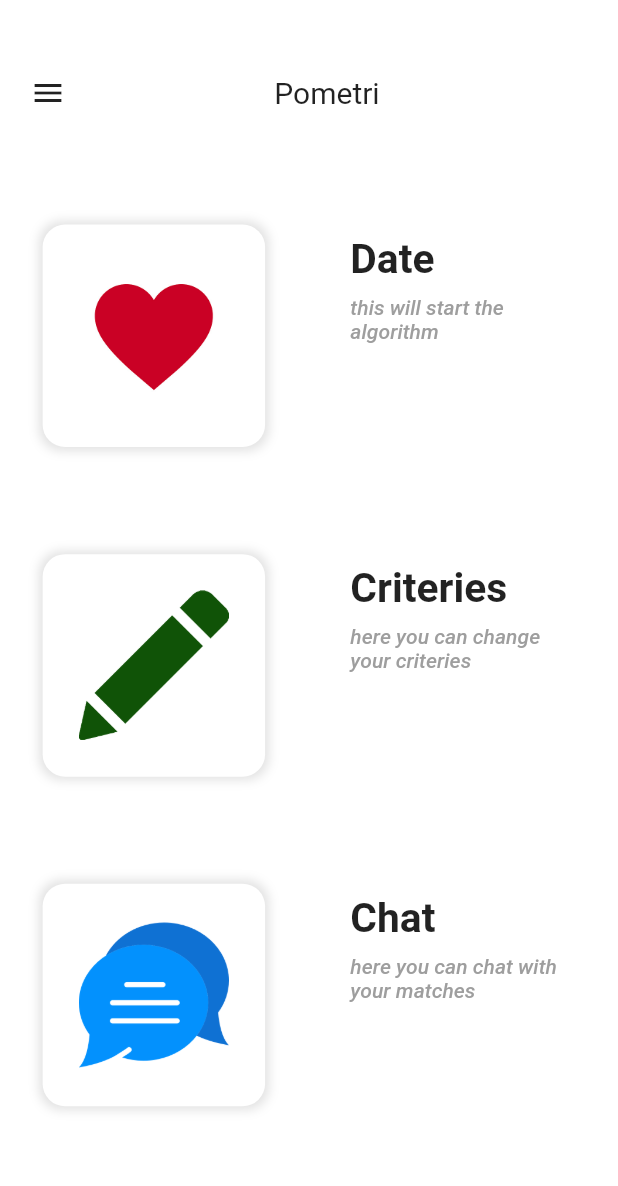
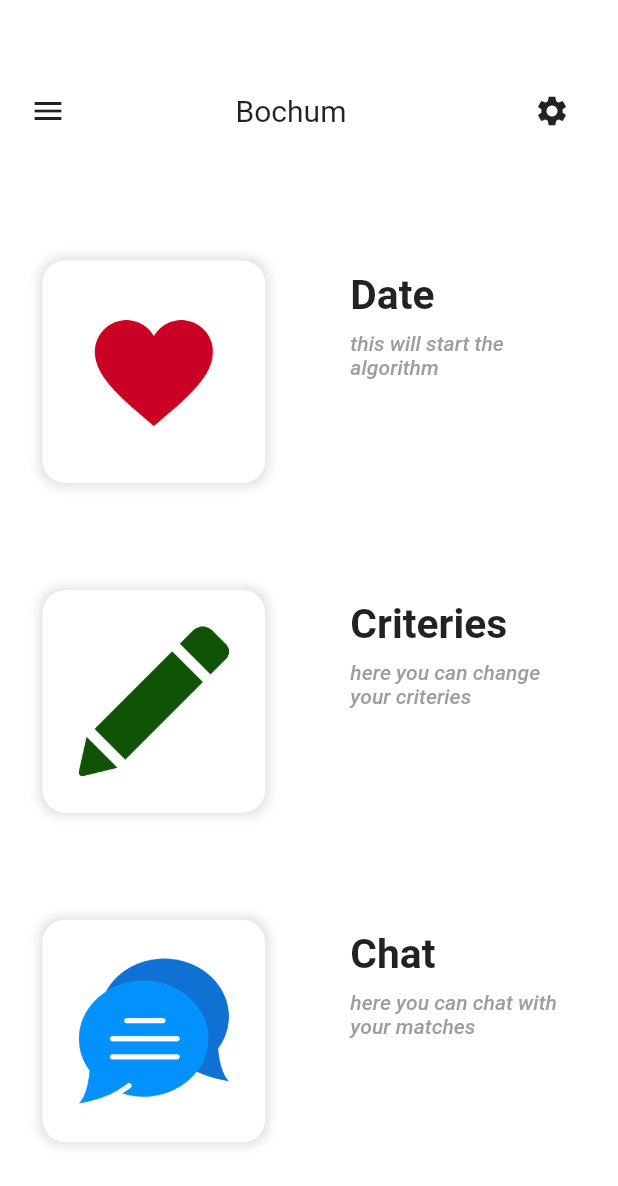
Before and after one commit to leon-mel/pometri, a Flutter app: the LandingPage screen opened by its route, on a phone screen of 412 x 824 dp. Shown: the top 1186 px of the screen. Run offline on Flutter 3.47's test engine with Material 2 defaults, Android fonts, the phone set to English and light mode, and no system bars; drawn by our look-alikes of flutter_bounce; our stand-ins replace hexcolor.

Commit message:
adding activities controller and updating landing page

```diff
--- a/lib/homemenu/home_screen.dart
+++ b/lib/homemenu/home_screen.dart
@@ -1,6 +1,7 @@
 import 'package:flutter/material.dart';
 
 import '../Classes/classSizeConfig.dart';
+import '../UI/Options/Optionmenu.dart';
 import '../widgets/menu_point.dart';
 
 class HomeScreen extends StatefulWidget {
@@ -61,12 +62,17 @@ class _HomeScreenState extends State<HomeScreen> {
                             });
                           },
                         ),
-                  const Text('Pometri',
+                  const Text(
+                      'Bochum', //shows the current location at a later point
                       style: TextStyle(
                           fontSize: 20,
                           color: Colors.black87,
                           decoration: TextDecoration.none)),
-                  Container(),
+                  IconButton(
+                      onPressed: () {
+                        Navigator.pushNamed(context, Optionmenu.route);
+                      },
+                      icon: Icon(Icons.settings)),
                 ],
               )),
           const SizedBox(
```
Also changed, not shown: lib/homemenu/landingPage.dart (+6 -8 lines).
